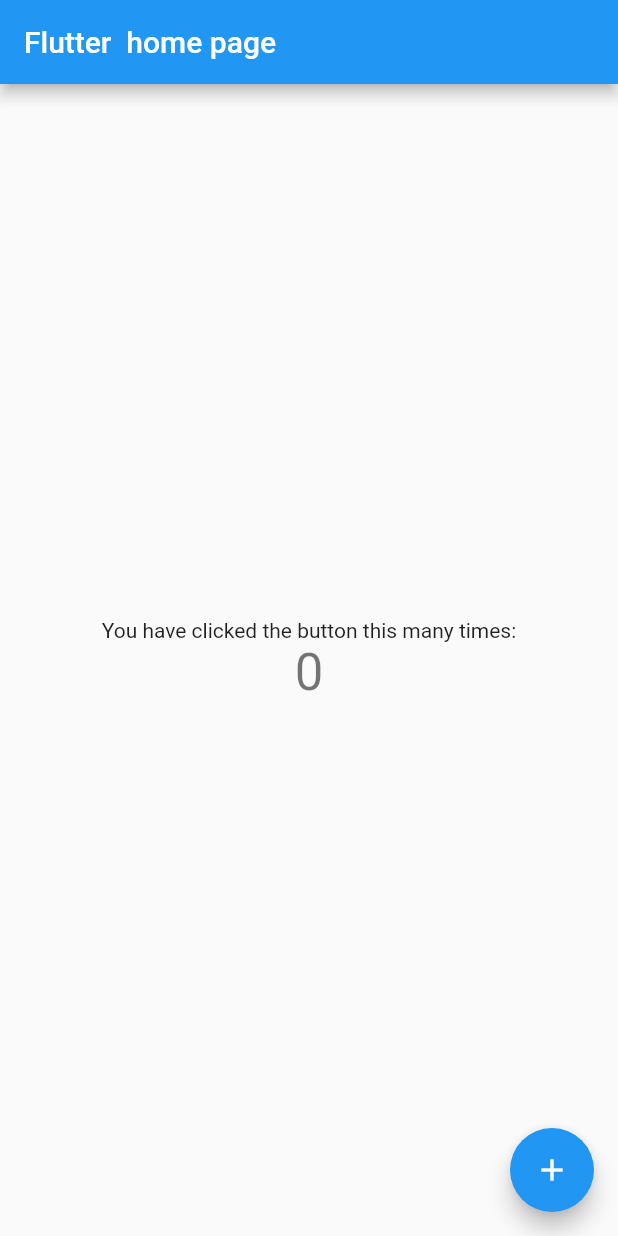
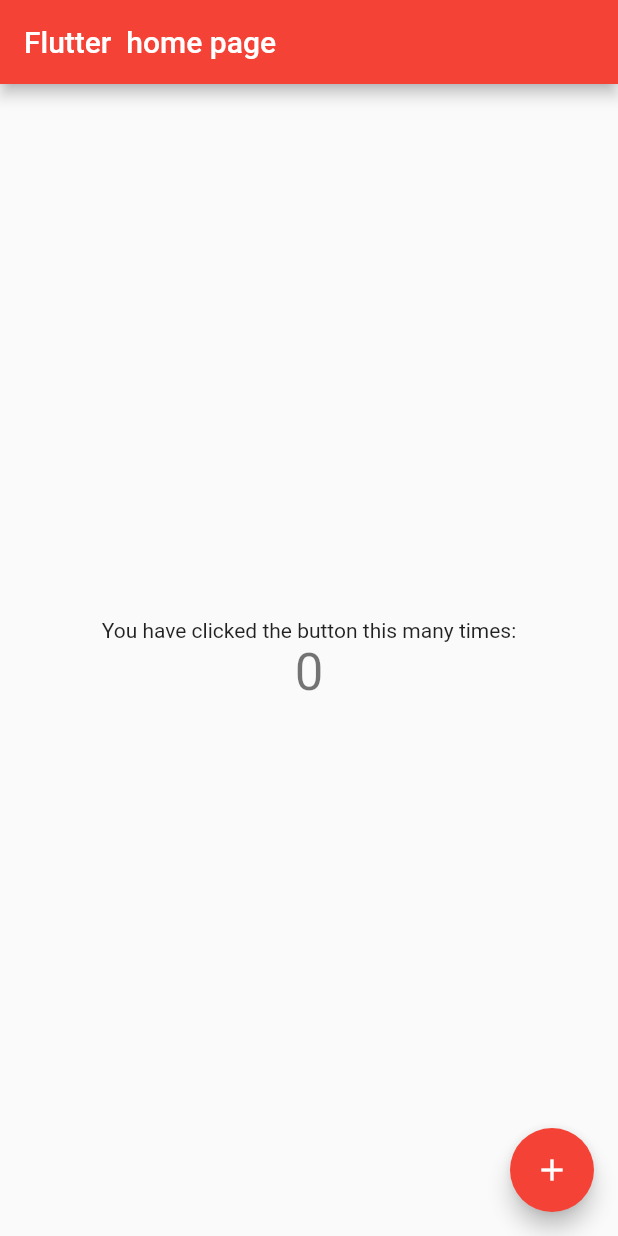
Before and after one commit to Pcsoft621/flutter7, a Flutter app: the screen it shows after launch, on a phone screen of 412 x 824 dp. Run offline on Flutter 3.47's test engine with Material 2 defaults, Android fonts, the phone set to English and light mode, and no system bars.

Commit message:
thirf commit

```diff
--- a/lib/main.dart
+++ b/lib/main.dart
@@ -13,7 +13,7 @@ class MyApp extends StatelessWidget {
     return MaterialApp(
       title: 'Flutter Demo',
       theme: ThemeData(
-        primarySwatch: Colors.blue,
+        primarySwatch: Colors.red,
       ),
       home: const MyHomePage(title: 'Flutter  home page'),
     );
--- /dev/null
+++ b/lib/p1.dart
@@ -0,0 +1 @@
+class a {}
```
